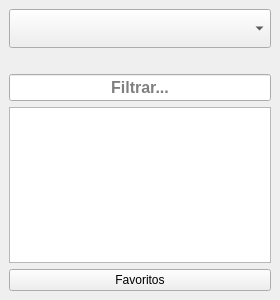
The window that ui/dock_markets.ui (katmai1/qtradingview) describes before a commit, drawn with Qt 5.
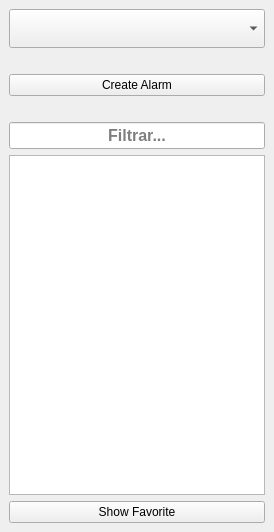
The same window after the commit. Icons and pictures are not drawn.

Diff of the .ui file:
```diff
--- a/ui/dock_markets.ui
+++ b/ui/dock_markets.ui
@@ -6,8 +6,8 @@
    <rect>
     <x>0</x>
     <y>0</y>
-    <width>280</width>
-    <height>300</height>
+    <width>274</width>
+    <height>532</height>
    </rect>
   </property>
   <property name="sizePolicy">
@@ -58,6 +58,32 @@
       </property>
      </spacer>
     </item>
+    <item>
+     <widget class="QPushButton" name="btn_alarm">
+      <property name="text">
+       <string>Create Alarm</string>
+      </property>
+      <property name="flat">
+       <bool>false</bool>
+      </property>
+     </widget>
+    </item>
+    <item>
+     <spacer name="verticalSpacer_2">
+      <property name="orientation">
+       <enum>Qt::Vertical</enum>
+      </property>
+      <property name="sizeType">
+       <enum>QSizePolicy::Fixed</enum>
+      </property>
+      <property name="sizeHint" stdset="0">
+       <size>
+        <width>20</width>
+        <height>20</height>
+       </size>
+      </property>
+     </spacer>
+    </item>
     <item>
      <widget class="QLineEdit" name="edit_filtro">
       <property name="font">
@@ -130,11 +156,9 @@
      </widget>
     </item>
     <item>
-     <layout class="QHBoxLayout" name="horizontalLayout">
-      <item>
        <widget class="QPushButton" name="btn_favorite">
         <property name="text">
-         <string>Favoritos</string>
+       <string>Show Favorite</string>
         </property>
         <property name="icon">
          <iconset resource="../ico/iconos.qrc">
@@ -147,8 +171,6 @@
          <bool>false</bool>
         </property>
        </widget>
-      </item>
-     </layout>
     </item>
    </layout>
   </widget>
```
Lines whose indentation alone changed are shown as unchanged.
